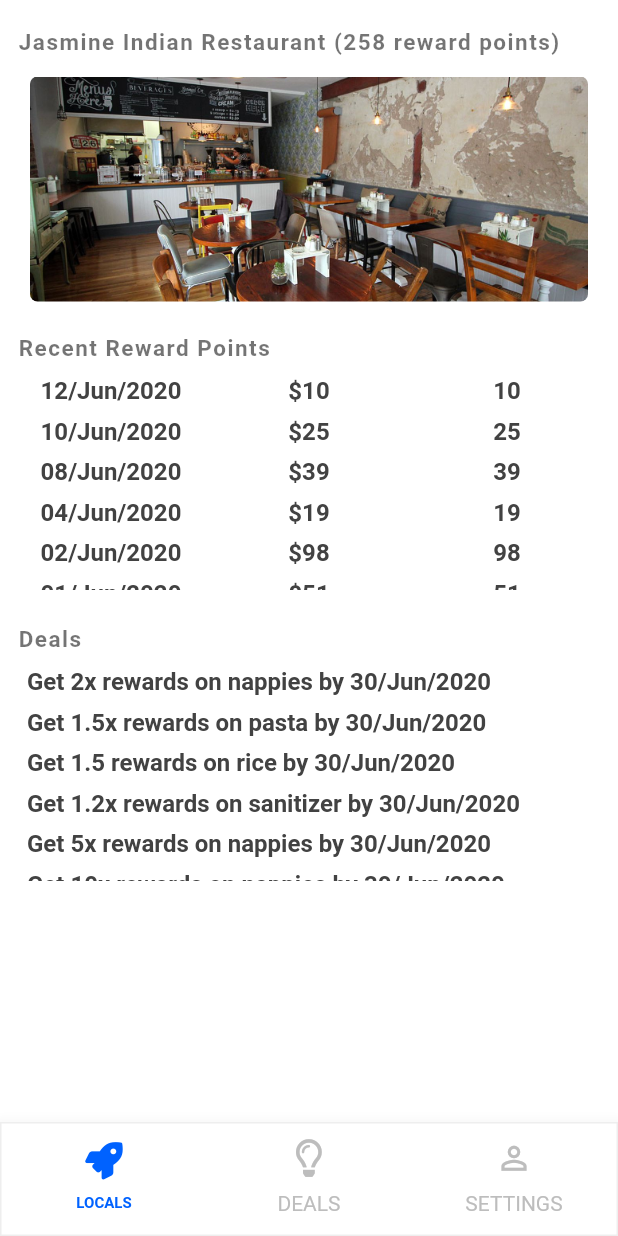
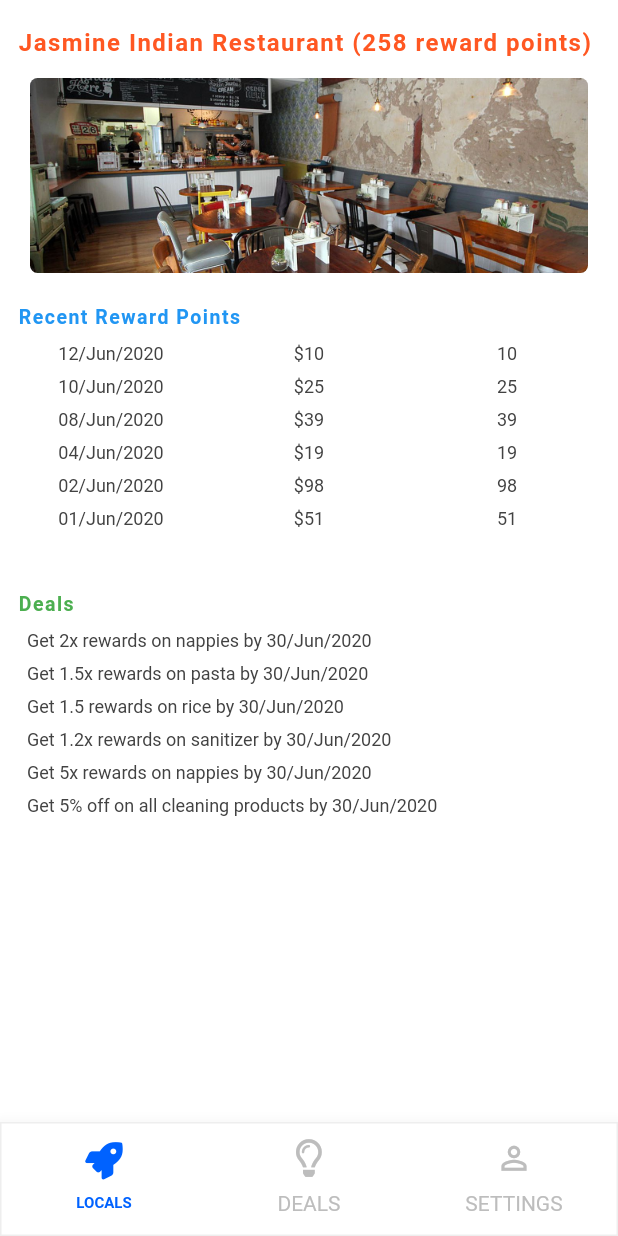
Before and after one commit to JessNah/GrowLocal, a Flutter app: the HomeScreen screen opened directly, after a tap on "Jasmine Indian Restaurant (258 reward po", on a phone screen of 412 x 824 dp. Run offline on Flutter 3.47's test engine with Material 2 defaults, Android fonts, the phone set to English and light mode, and no system bars; our stand-ins replace charts_flutter, font_awesome_flutter, page_transition; Roboto replaces fonts that are missing (Roboto Mono).

Commit message:
font fixes

```diff
--- a/flutterclient/lib/models/deals.dart
+++ b/flutterclient/lib/models/deals.dart
@@ -24,6 +24,6 @@ List<Deals> deals = [
       dealData: "Get 5x rewards on nappies by 30/Jun/2020",
   ),
   Deals(
-      dealData: "Get 10x rewards on nappies by 30/Jun/2020",
+      dealData: "Get 5% off on all cleaning products by 30/Jun/2020",
   )
 ];
--- a/flutterclient/lib/screens/business_explore_screen.dart
+++ b/flutterclient/lib/screens/business_explore_screen.dart
@@ -351,7 +351,7 @@ class _BusinessExploreScreenState extends State<BusinessExploreScreen> with Sing
 
           children: <Widget>[
             Text(
-                "Customer Transcation Summary",
+                "Customer Transaction Summary",
                 style: TextStyle(
                   fontSize: 18,
                   fontFamily: 'roboto',
--- a/flutterclient/lib/screens/business_home_screen.dart
+++ b/flutterclient/lib/screens/business_home_screen.dart
@@ -66,7 +66,7 @@ class _BusinessHomeScreenState extends State<BusinessHomeScreen> with SingleTick
                         FontAwesomeIcons.rocket,
                         size: 25,
                       ),
-                      text: "TRASCATIONS",
+                      text: "TRANSACTIONS",
                     ),
                     Tab(
                       icon: Icon(
--- a/flutterclient/lib/screens/projects_screen.dart
+++ b/flutterclient/lib/screens/projects_screen.dart
@@ -123,9 +123,9 @@ class ProjectsListContainerWidget extends StatelessWidget {
                                     submission.categoryName,
                                     style: TextStyle(
                                       letterSpacing: 1,
-                                      color: Color(0xff171717).withOpacity(0.6),
-                                      fontSize: 15,
-                                      fontWeight: FontWeight.w600,
+                                      color: Colors.deepOrange,
+                                      fontSize: 16,
+                                      fontWeight: FontWeight.bold,
                                     ),
                                     maxLines: 2
                                 ),
@@ -138,7 +138,7 @@ class ProjectsListContainerWidget extends StatelessWidget {
                 ),
 
                   Container(
-                    height: 150,
+                    height: 130,
                     width: width - 40,
                     margin: EdgeInsets.only(right: 16, left: 16, top: 8),
                     child: Column(
@@ -180,10 +180,10 @@ class ProjectsListContainerWidget extends StatelessWidget {
                                     "Recent Reward Points",
                                     style: TextStyle(
                                       letterSpacing: 1,
-                                      color: Color(0xff171717).withOpacity(0.6),
-                                      fontSize: 15,
-                                      fontWeight: FontWeight.w600,
-                                      fontFamily: 'roboto'
+                                      color: Colors.blue,
+                                      fontSize: 13,
+                                      fontWeight: FontWeight.bold,
+                                      fontFamily: 'Roboto Mono'
                                     )
                                 ),
 
@@ -220,9 +220,9 @@ class ProjectsListContainerWidget extends StatelessWidget {
 
                                                             tr.date,
                                                             style: TextStyle(
-                                                                fontSize: 16,
+                                                                fontSize: 12,
                                                                 fontFamily: 'roboto',
-                                                                fontWeight: FontWeight.bold,
+                                                                fontWeight: FontWeight.normal,
                                                                 color: Colors.grey[800]
                                                             )
                                                         )
@@ -237,9 +237,9 @@ class ProjectsListContainerWidget extends StatelessWidget {
 
                                                           tr.amount,
                                                           style: TextStyle(
-                                                              fontSize: 16,
+                                                              fontSize: 12,
                                                               fontFamily: 'roboto',
-                                                              fontWeight: FontWeight.bold,
+                                                              fontWeight: FontWeight.normal,
                                                               color: Colors.grey[800]
                                                           )
                                                       )
@@ -254,9 +254,9 @@ class ProjectsListContainerWidget extends StatelessWidget {
 
                                                           tr.rewards,
                                                           style: TextStyle(
-                                                              fontSize: 16,
+                                                              fontSize: 12,
                                                               fontFamily: 'roboto',
-                                                              fontWeight: FontWeight.bold,
+                                                              fontWeight: FontWeight.normal,
                                                               color: Colors.grey[800]
                                                           )
                                                       )
@@ -291,9 +291,9 @@ class ProjectsListContainerWidget extends StatelessWidget {
                                     "Deals ",
                                     style: TextStyle(
                                         letterSpacing: 1,
-                                        color: Color(0xff171717).withOpacity(0.6),
-                                        fontSize: 15,
-                                        fontWeight: FontWeight.w600,
+                                        color: Colors.green,
+                                        fontSize: 13,
+                                        fontWeight: FontWeight.bold,
                                         fontFamily: 'roboto'
                                     )
                                 ),
@@ -332,9 +332,9 @@ class ProjectsListContainerWidget extends StatelessWidget {
                                             Text(
                                                       deal.dealData,
                                                       style: TextStyle(
-                                                          fontSize: 16,
+                                                          fontSize: 12,
                                                           fontFamily: 'roboto',
-                                                          fontWeight: FontWeight.bold,
+                                                          fontWeight: FontWeight.normal,
                                                           color: Colors.grey[800]
                                                       )
                                                   ),
```
